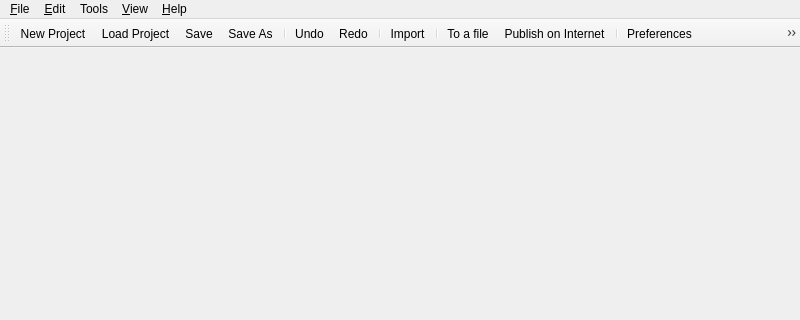
Qt form src/Gui/ui/MainWindow.ui (luyikei/VLMC) before a commit; both pictures show x 0 to 800 and y 0 to 320 of the 800 by 600 pixel window.
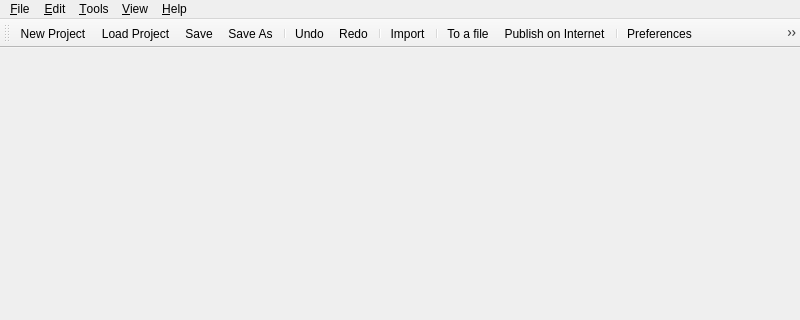
The same form after that commit. Icons and pictures are not drawn.

Commit message: MainWindow: Add shortcut for Tools

Diff of the .ui file:
```diff
--- a/src/Gui/ui/MainWindow.ui
+++ b/src/Gui/ui/MainWindow.ui
@@ -83,7 +83,7 @@
    </widget>
    <widget class="QMenu" name="menuTools">
     <property name="title">
-     <string>Tools</string>
+     <string>&amp;Tools</string>
     </property>
    </widget>
    <addaction name="menuFile"/>
```
